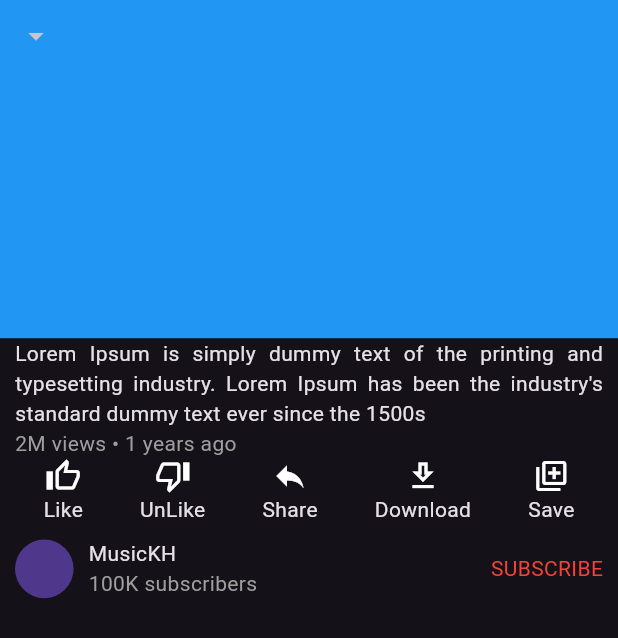
After one commit to VengAnn/flutter_youtube_clone_getX, a Flutter app: the VideoDetailPage screen opened directly, on a phone screen of 412 x 824 dp. The commit adds this screen. Shown: the top 638 px of the screen. Run offline on Flutter 3.47's test engine with Material 3 defaults, Android fonts, the phone set to English and light mode, and no system bars; our stand-ins replace get; missing offline and left inert: miniplayer.

Commit message:
second update

```diff
--- a/lib/components/video_card_widget.dart
+++ b/lib/components/video_card_widget.dart
@@ -33,7 +33,6 @@ class VideoCardWidget extends StatelessWidget {
                 children: [
                   GestureDetector(
                     onTap: () {
-                      log("vd ${selectedVideoController.selectedVideo}");
                       selectedVideoController.setSelectedVideo(video);
                       miniplayerController.animateToHeight(
                           state: PanelState.MAX);
--- a/lib/controllers/selected_video_controller.dart
+++ b/lib/controllers/selected_video_controller.dart
@@ -1,3 +1,5 @@
+import 'dart:developer';
+
 import 'package:get/get.dart';
 import 'package:youtube_clone/data/data.dart';
 
@@ -8,11 +10,13 @@ class SelectedVideoController extends GetxController {
   @override
   void onInit() {
     selectedVideo = null; // Initial value of selected video
+    update();
     super.onInit();
   }
 
   void setSelectedVideo(Video? video) {
     selectedVideo = video;
+    log("$selectedVideo selected");
     update(); // Notify GetX to update the UI
   }
 }
--- /dev/null
+++ b/lib/views/pages/video_detail_page.dart
@@ -0,0 +1,167 @@
+import 'dart:developer';
+
+import 'package:flutter/material.dart';
+import 'package:youtube_clone/components/video_card_widget.dart';
+import 'package:youtube_clone/utils/dimension.dart';
+
+class VideoDetailPage extends StatelessWidget {
+  const VideoDetailPage({super.key});
+
+  @override
+  Widget build(BuildContext context) {
+    return GestureDetector(
+      // wrap GestureDetector to prevent click anywhere not to mini player
+      onTap: () {},
+      child: Scaffold(
+        body: SafeArea(
+          child: SingleChildScrollView(
+            child: Column(
+              children: [
+                //
+                Stack(
+                  children: [
+                    Container(
+                      height: Dimensions.height20 * 11,
+                      width: Dimensions.screenWidth,
+                      color: Colors.blue,
+                    ),
+                    Positioned(
+                      child: IconButton(
+                        onPressed: () {},
+                        icon: const Icon(Icons.arrow_drop_down_outlined),
+                      ),
+                    ),
+                  ],
+                ),
+                //title of video detail
+                Padding(
+                  padding: EdgeInsets.symmetric(horizontal: Dimensions.width10),
+                  child: Column(
+                    crossAxisAlignment: CrossAxisAlignment.start,
+                    children: [
+                      const Text(
+                        "Lorem Ipsum is simply dummy text of the printing and typesetting industry. Lorem Ipsum has been the industry's standard dummy text ever since the 1500s",
+                        textAlign: TextAlign.justify,
+                      ),
+                      // viewer and something
+                      const Text(
+                        "2M views • 1 years ago",
+                        style: TextStyle(
+                          color: Colors.grey,
+                        ),
+                      ),
+                      //all icon
+                      Row(
+                        mainAxisAlignment: MainAxisAlignment.spaceAround,
+                        children: [
+                          ButtonIconDetail(
+                            onTap: () {
+                              log("like");
+                            },
+                            icon: Icons.thumb_up_alt_outlined,
+                            text: "Like",
+                          ),
+                          ButtonIconDetail(
+                            onTap: () {
+                              log("unlike");
+                            },
+                            icon: Icons.thumb_down_outlined,
+                            text: "UnLike",
+                          ),
+                          ButtonIconDetail(
+                            onTap: () {
+                              log("share");
+                            },
+                            icon: Icons.reply_outlined,
+                            text: "Share",
+                          ),
+                          ButtonIconDetail(
+                            onTap: () {},
+                            icon: Icons.download_outlined,
+                            text: "Download",
+                          ),
+                          ButtonIconDetail(
+                            onTap: () {},
+                            icon: Icons.library_add_outlined,
+                            text: "Save",
+                          ),
+                        ],
+                      ),
+                      // Channel and subscribe
+                      Padding(
+                        padding: EdgeInsets.only(top: Dimensions.height10),
+                        child: Row(
+                          mainAxisAlignment: MainAxisAlignment.spaceBetween,
+                          children: [
+                            Row(
+                              children: [
+                                CircleAvatar(
+                                  radius: Dimensions.radius20,
+                                ),
+                                //
+                                Padding(
+                                  padding:
+                                      EdgeInsets.only(left: Dimensions.width10),
+                                  child: const Column(
+                                    crossAxisAlignment:
+                                        CrossAxisAlignment.start,
+                                    children: [
+                                      //name
+                                      Text("MusicKH"),
+                                      Text(
+                                        "100K subscribers",
+                                        style: TextStyle(color: Colors.grey),
+                                      ),
+                                    ],
+                                  ),
+                                ),
+                              ],
+                            ),
+                            // subscribe
+                            Text(
+                              "Subscribe".toUpperCase(),
+                              style: const TextStyle(
+                                color: Colors.red,
+                              ),
+                            ),
+                          ],
+                        ),
+                      ),
+                    ],
+                  ),
+                ),
+                //
+              ],
+            ),
+          ),
+        ),
+      ),
+    );
+  }
+}
+
+class ButtonIconDetail extends StatelessWidget {
+  final VoidCallback onTap;
+  final IconData icon;
+  final String text;
+
+  const ButtonIconDetail({
+    super.key,
+    required this.icon,
+    required this.text,
+    required this.onTap,
+  });
+
+  @override
+  Widget build(BuildContext context) {
+    return Column(
+      children: [
+        GestureDetector(
+          onTap: onTap,
+          child: Icon(icon),
+        ),
+        Text(text),
+      ],
+    );
+  }
+}
```
Also changed, not shown: lib/views/pages/main_page.dart (+88 -8 lines).
